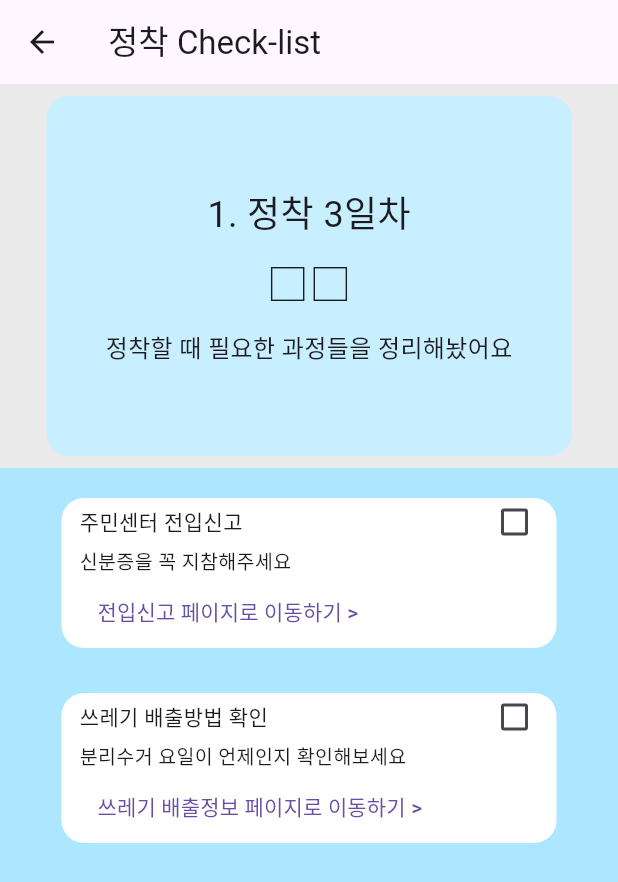
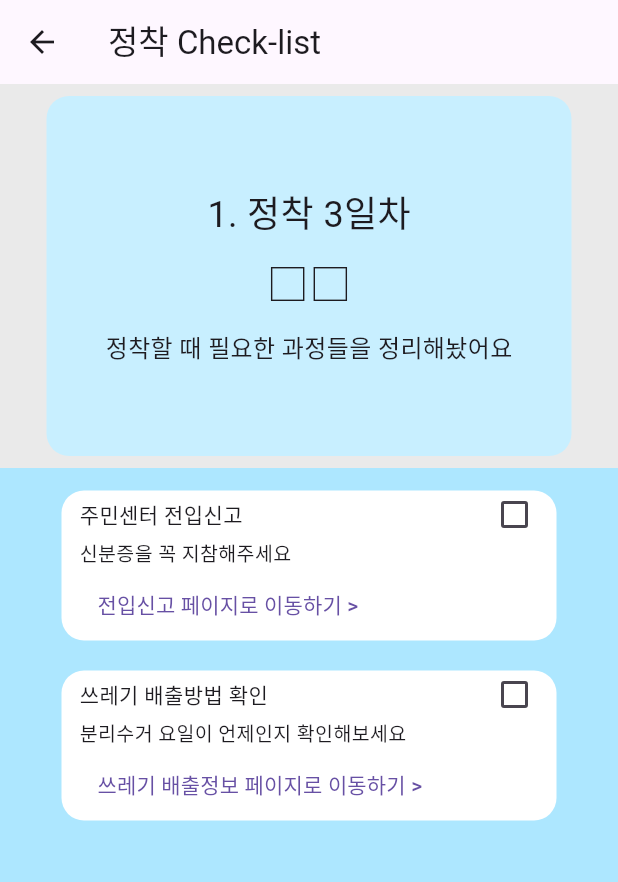
Before and after one commit to kant300/moveon_app, a Flutter app: the Checklist screen opened by its route, on a phone screen of 412 x 824 dp. Shown: the top 882 px of the screen. Run offline on Flutter 3.47's test engine with Material 3 defaults, Android fonts, the phone set to English and light mode, and no system bars; our stand-ins replace dio, geolocator, permission_handler, shared_preferences, webview_flutter; accounts and stored records are empty.

Commit message:
251117_정착 체크리스트 margin 값 수정

```diff
--- a/lib/Checklist.dart
+++ b/lib/Checklist.dart
@@ -99,7 +99,7 @@ class ChecklistCard extends StatelessWidget {
     return Container(
       width: 330,
       height: 100,
-      margin: EdgeInsets.symmetric(vertical: 15),
+      margin: EdgeInsets.symmetric(vertical: 10),
       decoration: BoxDecoration(
         color: Colors.white,
         borderRadius: BorderRadius.circular(15),
```
